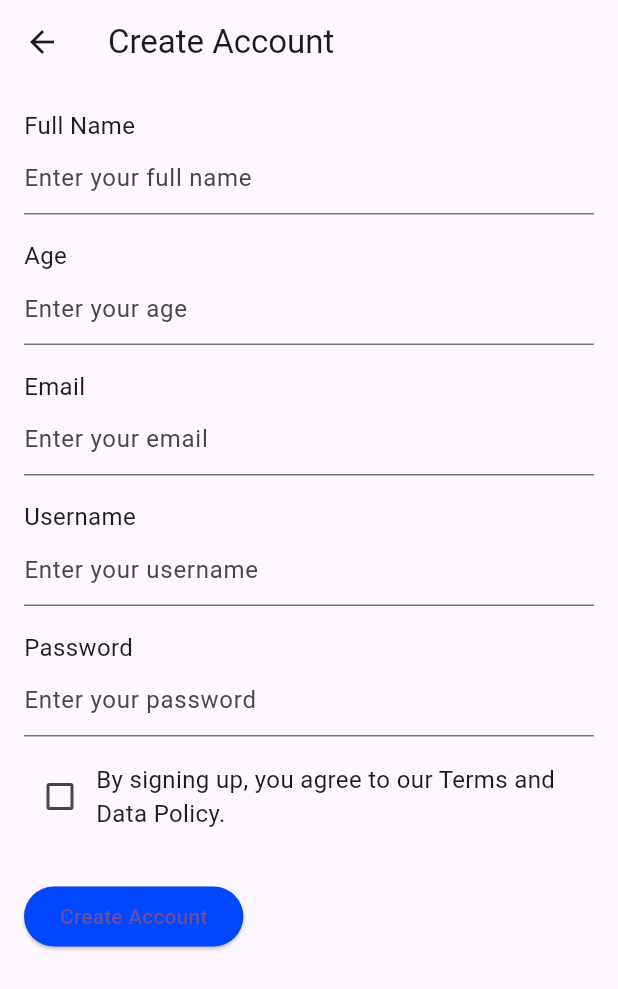
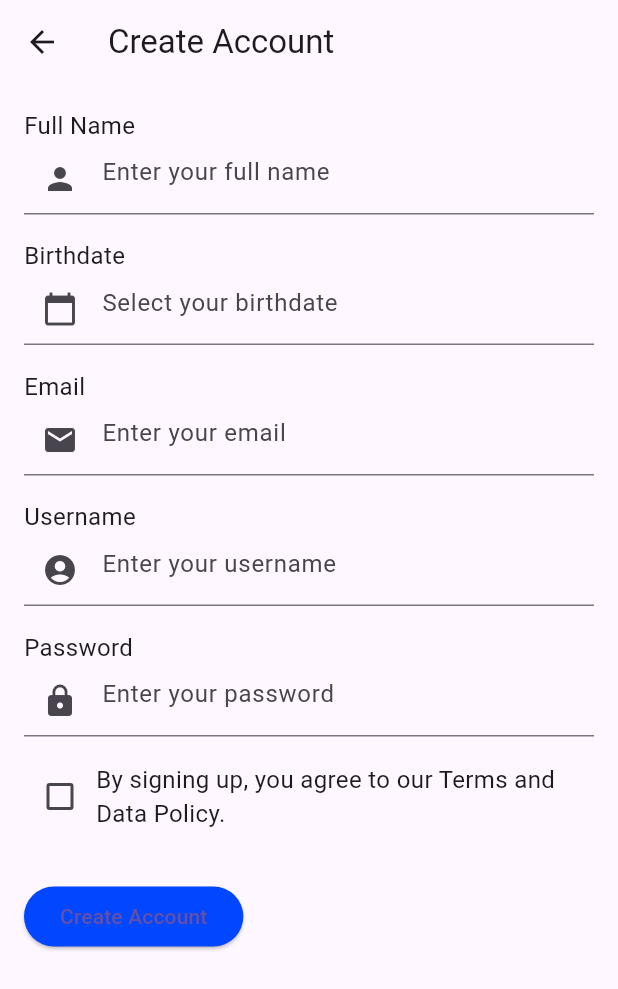
Before and after one commit to MTonilon22/Ardu-Illuminate, a Flutter app: the CreateAccountPage screen opened directly, on a phone screen of 412 x 824 dp. Shown: the top 989 px of the screen. Run offline on Flutter 3.47's test engine with Material 2 defaults, Android fonts, the light colour scheme and no system bars.

Commit message:
Upadated CreateAccountPage

```diff
--- a/lib/createaccountpage.dart
+++ b/lib/createaccountpage.dart
@@ -1,4 +1,5 @@
 import 'package:flutter/material.dart';
+import 'package:intl/intl.dart';
 
 class CreateAccountPage extends StatefulWidget {
   const CreateAccountPage({Key? key}) : super(key: key);
@@ -9,15 +10,34 @@ class CreateAccountPage extends StatefulWidget {
 
 class _CreateAccountPageState extends State<CreateAccountPage> {
   final TextEditingController fullNameController = TextEditingController();
-  final TextEditingController ageController = TextEditingController();
   final TextEditingController emailController = TextEditingController();
   final TextEditingController usernameController = TextEditingController();
   final TextEditingController passwordController = TextEditingController();
+  DateTime? _selectedDate;
+  bool _agreeToTermsAndPrivacy = false;
 
-  bool _agreeToTermsAndPrivacy = false;
+  void _presentDatePicker() {
+    showDatePicker(
+      context: context,
+      initialDate: DateTime.now(),
+      firstDate: DateTime(1900),
+      lastDate: DateTime.now(),
+    ).then((pickedDate) {
+      if (pickedDate == null) {
+        return;
+      }
+      setState(() {
+        _selectedDate = pickedDate;
+      });
+    });
+  }
 
   @override
   Widget build(BuildContext context) {
+    final DateFormat dateFormat = DateFormat('MMM d, yyyy');
+    final String? selectedDateFormatted =
+        _selectedDate == null ? null : dateFormat.format(_selectedDate!);
+
     return Scaffold(
       appBar: AppBar(
         title: Text('Create Account'),
@@ -35,19 +55,27 @@ class _CreateAccountPageState extends State<CreateAccountPage> {
               controller: fullNameController,
               decoration: InputDecoration(
                 hintText: 'Enter your full name',
+                prefixIcon: Icon(Icons.person),
               ),
             ),
             SizedBox(height: 16.0),
             Text(
-              'Age',
+              'Birthdate',
               style: TextStyle(fontSize: 16.0),
             ),
-            TextField(
-              controller: ageController,
-              decoration: InputDecoration(
-                hintText: 'Enter your age',
+            GestureDetector(
+              onTap: _presentDatePicker,
+              child: AbsorbPointer(
+                child: TextField(
+                  decoration: InputDecoration(
+                    hintText: 'Select your birthdate',
+                    prefixIcon: Icon(Icons.calendar_today),
+                  ),
+                  controller: TextEditingController(
+                      text: selectedDateFormatted ?? ''),
+                  keyboardType: TextInputType.datetime,
+                ),
               ),
-              keyboardType: TextInputType.number,
             ),
             SizedBox(height: 16.0),
             Text(
@@ -58,6 +86,7 @@ class _CreateAccountPageState extends State<CreateAccountPage> {
               controller: emailController,
               decoration: InputDecoration(
                 hintText: 'Enter your email',
+                prefixIcon: Icon(Icons.email),
               ),
               keyboardType: TextInputType.emailAddress,
             ),
@@ -70,6 +99,7 @@ class _CreateAccountPageState extends State<CreateAccountPage> {
               controller: usernameController,
               decoration: InputDecoration(
                 hintText: 'Enter your username',
+                prefixIcon: Icon(Icons.account_circle),
               ),
             ),
             SizedBox(height: 16.0),
@@ -82,6 +112,7 @@ class _CreateAccountPageState extends State<CreateAccountPage> {
               obscureText: true,
               decoration: InputDecoration(
                 hintText: 'Enter your password',
+                prefixIcon: Icon(Icons.lock),
               ),
             ),
             SizedBox(height: 16.0),
```
Also changed, not shown: flutter_02.png (added), 3 other files.
